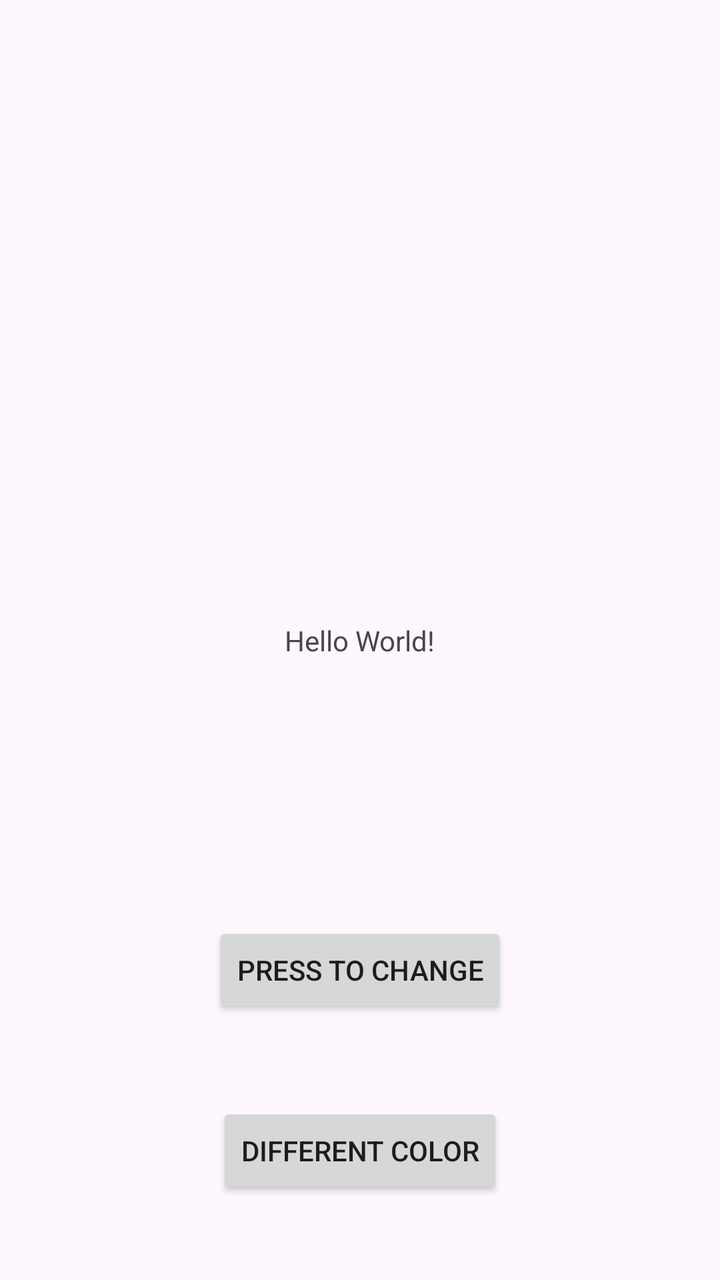
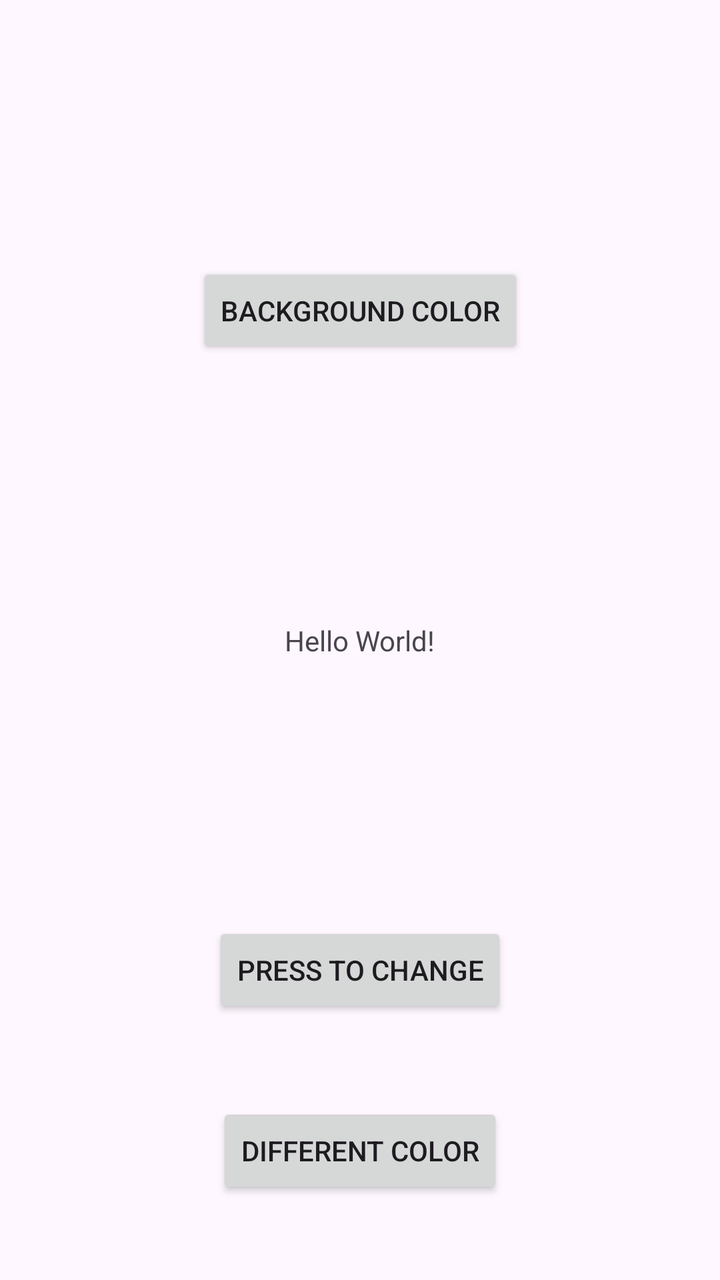

The first picture is an Android layout as it rendered before a commit; the second is the same layout after the commit. The layout source and the unified diff follow.
<!-- AndroidManifest.xml: application theme Theme.PirmasisBandymas -->
<!-- res/layout/activity_main.xml -->
<?xml version="1.0" encoding="utf-8"?>
<androidx.constraintlayout.widget.ConstraintLayout xmlns:android="http://schemas.android.com/apk/res/android"
    xmlns:app="http://schemas.android.com/apk/res-auto"
    xmlns:tools="http://schemas.android.com/tools"
    android:id="@+id/main"
    android:layout_width="match_parent"
    android:layout_height="match_parent"
    tools:context=".MainActivity">

    <TextView
        android:id="@+id/tvMain"
        android:layout_width="wrap_content"
        android:layout_height="wrap_content"
        android:text="Hello World!"
        app:layout_constraintBottom_toBottomOf="parent"
        app:layout_constraintEnd_toEndOf="parent"
        app:layout_constraintStart_toStartOf="parent"
        app:layout_constraintTop_toTopOf="parent" />

    <Button
        android:id="@+id/button"
        android:layout_width="wrap_content"
        android:layout_height="wrap_content"
        android:text="Press to change"
        android:onClick="changeText"
        app:layout_constraintBottom_toBottomOf="parent"
        app:layout_constraintEnd_toEndOf="parent"
        app:layout_constraintStart_toStartOf="parent"
        app:layout_constraintTop_toBottomOf="@+id/tvMain" />

    <Button
        android:id="@+id/button2"
        android:layout_width="wrap_content"
        android:layout_height="wrap_content"
        android:text="Different color"
        android:onClick="changeColor"
        app:layout_constraintBottom_toBottomOf="parent"
        app:layout_constraintEnd_toEndOf="parent"
        app:layout_constraintStart_toStartOf="parent"
        app:layout_constraintTop_toBottomOf="@+id/button"
        app:layout_constraintVertical_bias="0.51" />

</androidx.constraintlayout.widget.ConstraintLayout>
<!-- resources referenced by this layout -->
<resources>
  <style name="Theme.PirmasisBandymas" parent="Base.Theme.PirmasisBandymas" />
  <style name="Base.Theme.PirmasisBandymas" parent="Theme.Material3.DayNight.NoActionBar">
          
          
      </style>
</resources>

<!-- the commit's change to res/layout/activity_main.xml (unified diff, before → after) -->
@@ -40,4 +40,15 @@
         app:layout_constraintTop_toBottomOf="@+id/button"
         app:layout_constraintVertical_bias="0.51" />
 
+    <Button
+        android:id="@+id/button3"
+        android:layout_width="wrap_content"
+        android:layout_height="wrap_content"
+        android:text="Background color"
+        android:onClick="changeBackgroundColor"
+        app:layout_constraintBottom_toTopOf="@+id/tvMain"
+        app:layout_constraintEnd_toEndOf="parent"
+        app:layout_constraintStart_toStartOf="parent"
+        app:layout_constraintTop_toTopOf="parent" />
+
 </androidx.constraintlayout.widget.ConstraintLayout>
